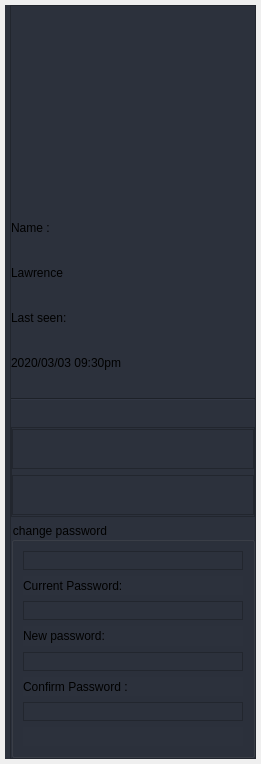
The window that gui/uis/columns/right_column.ui (kusiLaw/laky-phone-POS) describes before a commit, drawn with Qt 5.
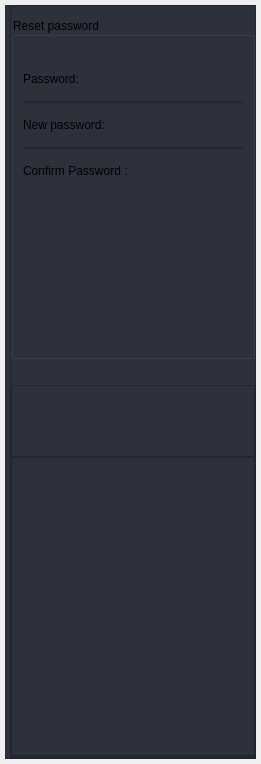
The same window after the commit.

```diff
--- a/gui/uis/columns/right_column.ui
+++ b/gui/uis/columns/right_column.ui
@@ -251,9 +251,6 @@
               <enum>QFrame::Raised</enum>
              </property>
              <layout class="QVBoxLayout" name="verticalLayout_2">
-              <property name="spacing">
-               <number>0</number>
-              </property>
               <property name="leftMargin">
                <number>0</number>
               </property>
@@ -266,267 +263,14 @@
               <property name="bottomMargin">
                <number>0</number>
               </property>
-              <item>
-               <widget class="QFrame" name="frame_2">
-                <property name="minimumSize">
-                 <size>
-                  <width>210</width>
-                  <height>170</height>
-                 </size>
-                </property>
-                <property name="maximumSize">
-                 <size>
-                  <width>280</width>
-                  <height>180</height>
-                 </size>
-                </property>
-                <property name="layoutDirection">
-                 <enum>Qt::LeftToRight</enum>
-                </property>
-                <property name="autoFillBackground">
-                 <bool>false</bool>
-                </property>
-                <property name="styleSheet">
-                 <string notr="true"/>
-                </property>
-                <property name="frameShape">
-                 <enum>QFrame::NoFrame</enum>
-                </property>
-                <property name="frameShadow">
-                 <enum>QFrame::Raised</enum>
-                </property>
-                <layout class="QHBoxLayout" name="horizontalLayout_4">
-                 <property name="spacing">
-                  <number>0</number>
-                 </property>
-                 <property name="leftMargin">
-                  <number>0</number>
-                 </property>
-                 <property name="topMargin">
-                  <number>0</number>
-                 </property>
-                 <property name="rightMargin">
-                  <number>0</number>
-                 </property>
-                 <property name="bottomMargin">
-                  <number>0</number>
-                 </property>
-                 <item>
-                  <widget class="QFrame" name="frame_13">
-                   <property name="maximumSize">
-                    <size>
-                     <width>210</width>
-                     <height>16777215</height>
-                    </size>
-                   </property>
-                   <property name="frameShape">
-                    <enum>QFrame::NoFrame</enum>
-                   </property>
-                   <property name="frameShadow">
-                    <enum>QFrame::Raised</enum>
-                   </property>
-                   <layout class="QHBoxLayout" name="pro_pic_frame"/>
-                  </widget>
-                 </item>
-                </layout>
-               </widget>
-              </item>
-              <item>
-               <widget class="QFrame" name="frame_3">
-                <property name="frameShape">
-                 <enum>QFrame::NoFrame</enum>
-                </property>
-                <property name="frameShadow">
-                 <enum>QFrame::Raised</enum>
-                </property>
-                <layout class="QVBoxLayout" name="verticalLayout_3">
-                 <property name="spacing">
-                  <number>0</number>
-                 </property>
-                 <property name="leftMargin">
-                  <number>0</number>
-                 </property>
-                 <property name="topMargin">
-                  <number>7</number>
-                 </property>
-                 <property name="rightMargin">
-                  <number>0</number>
-                 </property>
-                 <property name="bottomMargin">
-                  <number>0</number>
-                 </property>
-                 <item>
-                  <widget class="QLabel" name="label">
-                   <property name="maximumSize">
-                    <size>
-                     <width>16777215</width>
-                     <height>20</height>
-                    </size>
-                   </property>
-                   <property name="text">
-                    <string>Name :</string>
-                   </property>
-                  </widget>
-                 </item>
-                 <item>
-                  <widget class="QLabel" name="label_2">
-                   <property name="maximumSize">
-                    <size>
-                     <width>16777215</width>
-                     <height>20</height>
-                    </size>
-                   </property>
-                   <property name="text">
-                    <string>Lawrence</string>
-                   </property>
-                   <property name="wordWrap">
-                    <bool>true</bool>
-                   </property>
-                  </widget>
-                 </item>
-                 <item>
-                  <widget class="QLabel" name="label_5">
-                   <property name="maximumSize">
-                    <size>
-                     <width>16777215</width>
-                     <height>20</height>
-                    </size>
-                   </property>
-                   <property name="text">
-                    <string>Last seen:</string>
-                   </property>
-                  </widget>
-                 </item>
-                 <item>
-                  <widget class="QLabel" name="label_6">
-                   <property name="maximumSize">
-                    <size>
-                     <width>16777215</width>
-                     <height>20</height>
-                    </size>
-                   </property>
-                   <property name="text">
-                    <string>2020/03/03 09:30pm</string>
-                   </property>
-                   <property name="scaledContents">
-                    <bool>false</bool>
-                   </property>
-                   <property name="wordWrap">
-                    <bool>true</bool>
-                   </property>
-                  </widget>
-                 </item>
-                 <item>
-                  <widget class="Line" name="line">
-                   <property name="orientation">
-                    <enum>Qt::Horizontal</enum>
-                   </property>
-                  </widget>
-                 </item>
-                </layout>
-               </widget>
-              </item>
-              <item>
-               <widget class="QFrame" name="frame_4">
-                <property name="maximumSize">
-                 <size>
-                  <width>16777215</width>
-                  <height>90</height>
-                 </size>
-                </property>
-                <property name="frameShape">
-                 <enum>QFrame::StyledPanel</enum>
-                </property>
-                <property name="frameShadow">
-                 <enum>QFrame::Raised</enum>
-                </property>
-                <layout class="QVBoxLayout" name="verticalLayout_4">
-                 <property name="spacing">
-                  <number>5</number>
-                 </property>
-                 <property name="leftMargin">
-                  <number>0</number>
-                 </property>
-                 <property name="topMargin">
-                  <number>0</number>
-                 </property>
-                 <property name="rightMargin">
-                  <number>0</number>
-                 </property>
-                 <property name="bottomMargin">
-                  <number>0</number>
-                 </property>
-                 <item>
-                  <widget class="QFrame" name="frame_6">
-                   <property name="maximumSize">
-                    <size>
-                     <width>16777215</width>
-                     <height>40</height>
-                    </size>
-                   </property>
-                   <property name="frameShape">
-                    <enum>QFrame::StyledPanel</enum>
-                   </property>
-                   <property name="frameShadow">
-                    <enum>QFrame::Raised</enum>
-                   </property>
-                   <layout class="QVBoxLayout" name="sing_out_frame">
-                    <property name="spacing">
-                     <number>0</number>
-                    </property>
-                    <property name="leftMargin">
-                     <number>0</number>
-                    </property>
-                    <property name="topMargin">
-                     <number>0</number>
-                    </property>
-                    <property name="rightMargin">
-                     <number>0</number>
-                    </property>
-                    <property name="bottomMargin">
-                     <number>0</number>
-                    </property>
-                   </layout>
-                  </widget>
-                 </item>
-                 <item>
-                  <widget class="QFrame" name="frame_7">
-                   <property name="maximumSize">
-                    <size>
-                     <width>16777215</width>
-                     <height>40</height>
-                    </size>
-                   </property>
-                   <property name="frameShape">
-                    <enum>QFrame::StyledPanel</enum>
-                   </property>
-                   <property name="frameShadow">
-                    <enum>QFrame::Raised</enum>
-                   </property>
-                   <layout class="QVBoxLayout" name="add_user_frame">
-                    <property name="spacing">
-                     <number>0</number>
-                    </property>
-                    <property name="leftMargin">
-                     <number>0</number>
-                    </property>
-                    <property name="topMargin">
-                     <number>0</number>
-                    </property>
-                    <property name="rightMargin">
-                     <number>0</number>
-                    </property>
-                    <property name="bottomMargin">
-                     <number>0</number>
-                    </property>
-                   </layout>
-                  </widget>
-                 </item>
-                </layout>
-               </widget>
-              </item>
               <item>
                <widget class="QFrame" name="frame_5">
+                <property name="maximumSize">
+                 <size>
+                  <width>16777215</width>
+                  <height>600</height>
+                 </size>
+                </property>
                 <property name="frameShape">
                  <enum>QFrame::NoFrame</enum>
                 </property>
@@ -541,20 +285,35 @@
                   <number>0</number>
                  </property>
                  <property name="topMargin">
-                  <number>5</number>
+                  <number>11</number>
                  </property>
                  <property name="rightMargin">
                   <number>0</number>
                  </property>
                  <property name="bottomMargin">
-                  <number>0</number>
+                  <number>20</number>
                  </property>
                  <item>
                   <widget class="QGroupBox" name="groupBox">
+                   <property name="maximumSize">
+                    <size>
+                     <width>16777215</width>
+                     <height>16777215</height>
+                    </size>
+                   </property>
                    <property name="title">
-                    <string>change password</string>
+                    <string>Reset password</string>
                    </property>
                    <layout class="QVBoxLayout" name="verticalLayout_5">
+                    <property name="spacing">
+                     <number>15</number>
+                    </property>
+                    <property name="topMargin">
+                     <number>20</number>
+                    </property>
+                    <property name="bottomMargin">
+                     <number>20</number>
+                    </property>
                     <item>
                      <widget class="QFrame" name="frame_11">
                       <property name="maximumSize">
@@ -580,7 +339,7 @@
                        </size>
                       </property>
                       <property name="text">
-                       <string>Current Password:</string>
+                       <string>Password:</string>
                       </property>
                      </widget>
                     </item>
@@ -685,7 +444,7 @@
                        </size>
                       </property>
                       <property name="frameShape">
-                       <enum>QFrame::StyledPanel</enum>
+                       <enum>QFrame::NoFrame</enum>
                       </property>
                       <property name="frameShadow">
                        <enum>QFrame::Raised</enum>
@@ -709,6 +468,19 @@
                       </layout>
                      </widget>
                     </item>
+                    <item>
+                     <spacer name="verticalSpacer_2">
+                      <property name="orientation">
+                       <enum>Qt::Vertical</enum>
+                      </property>
+                      <property name="sizeHint" stdset="0">
+                       <size>
+                        <width>20</width>
+                        <height>40</height>
+                       </size>
+                      </property>
+                     </spacer>
+                    </item>
                     <item>
                      <widget class="QFrame" name="frame_12">
                       <property name="maximumSize">
@@ -731,7 +503,7 @@
                         <number>0</number>
                        </property>
                        <property name="topMargin">
-                        <number>0</number>
+                        <number>2</number>
                        </property>
                        <property name="rightMargin">
                         <number>0</number>
@@ -748,6 +520,121 @@
                 </layout>
                </widget>
               </item>
+              <item>
+               <widget class="QFrame" name="frame_4">
+                <property name="maximumSize">
+                 <size>
+                  <width>16777215</width>
+                  <height>16777215</height>
+                 </size>
+                </property>
+                <property name="styleSheet">
+                 <string notr="true"/>
+                </property>
+                <property name="frameShape">
+                 <enum>QFrame::StyledPanel</enum>
+                </property>
+                <property name="frameShadow">
+                 <enum>QFrame::Raised</enum>
+                </property>
+                <layout class="QVBoxLayout" name="verticalLayout_4">
+                 <property name="spacing">
+                  <number>5</number>
+                 </property>
+                 <property name="leftMargin">
+                  <number>0</number>
+                 </property>
+                 <property name="topMargin">
+                  <number>70</number>
+                 </property>
+                 <property name="rightMargin">
+                  <number>0</number>
+                 </property>
+                 <property name="bottomMargin">
+                  <number>0</number>
+                 </property>
+                 <item>
+                  <widget class="QFrame" name="frame_6">
+                   <property name="maximumSize">
+                    <size>
+                     <width>16777215</width>
+                     <height>40</height>
+                    </size>
+                   </property>
+                   <property name="frameShape">
+                    <enum>QFrame::StyledPanel</enum>
+                   </property>
+                   <property name="frameShadow">
+                    <enum>QFrame::Raised</enum>
+                   </property>
+                   <layout class="QVBoxLayout" name="sing_out_frame">
+                    <property name="spacing">
+                     <number>0</number>
+                    </property>
+                    <property name="leftMargin">
+                     <number>0</number>
+                    </property>
+                    <property name="topMargin">
+                     <number>0</number>
+                    </property>
+                    <property name="rightMargin">
+                     <number>0</number>
+                    </property>
+                    <property name="bottomMargin">
+                     <number>0</number>
+                    </property>
+                   </layout>
+                  </widget>
+                 </item>
+                 <item>
+                  <spacer name="verticalSpacer">
+                   <property name="orientation">
+                    <enum>Qt::Vertical</enum>
+                   </property>
+                   <property name="sizeHint" stdset="0">
+                    <size>
+                     <width>20</width>
+                     <height>40</height>
+                    </size>
+                   </property>
+                  </spacer>
+                 </item>
+                 <item>
+                  <widget class="QFrame" name="frame_7">
+                   <property name="maximumSize">
+                    <size>
+                     <width>16777215</width>
+                     <height>40</height>
+                    </size>
+                   </property>
+                   <property name="frameShape">
+                    <enum>QFrame::StyledPanel</enum>
+                   </property>
+                   <property name="frameShadow">
+                    <enum>QFrame::Raised</enum>
+                   </property>
+                   <layout class="QVBoxLayout" name="add_user_frame">
+                    <property name="spacing">
+                     <number>0</number>
+                    </property>
+                    <property name="leftMargin">
+                     <number>0</number>
+                    </property>
+                    <property name="topMargin">
+                     <number>0</number>
+                    </property>
+                    <property name="rightMargin">
+                     <number>0</number>
+                    </property>
+                    <property name="bottomMargin">
+                     <number>0</number>
+                    </property>
+                   </layout>
+                  </widget>
+                 </item>
+                </layout>
+               </widget>
+              </item>
              </layout>
             </widget>
            </item>
```
